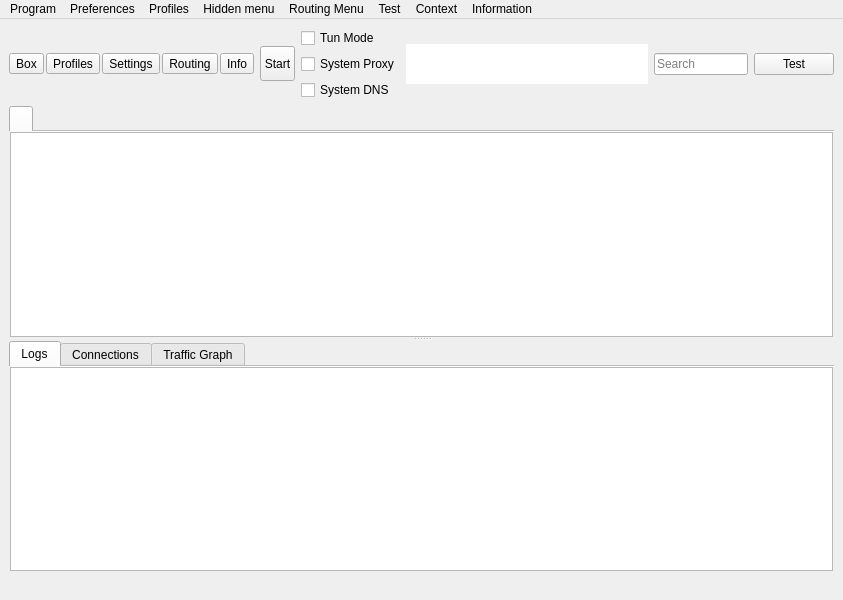
Above: src/nekobox/ui/mainwindow.ui from 1maxwarner/nekobox before the change. Below: the same form after it.
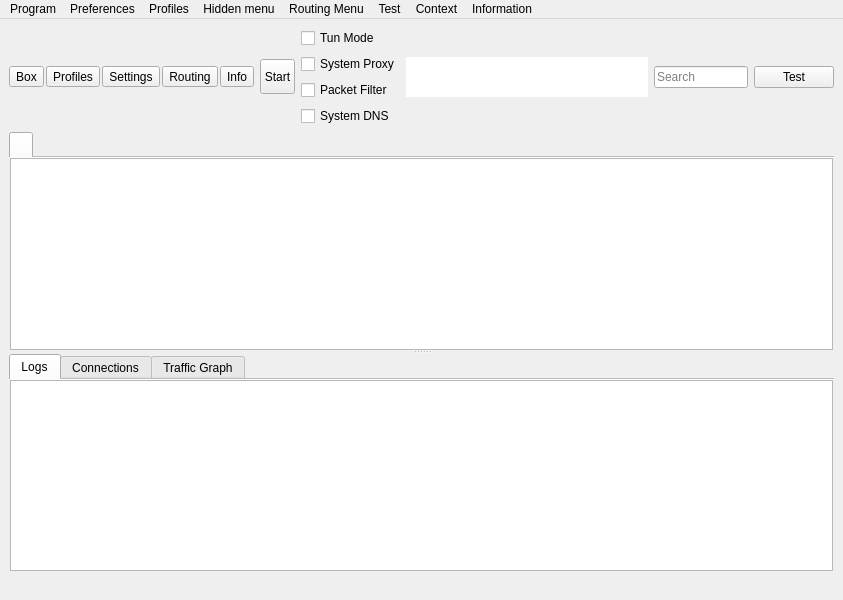
That is the form after the change. Icons and pictures are not drawn. Custom widgets are drawn as their Qt base class.

Commit message: feat: add Windows packet filter mode

What changed in the file:
```diff
--- a/src/nekobox/ui/mainwindow.ui
+++ b/src/nekobox/ui/mainwindow.ui
@@ -264,6 +264,19 @@
           </property>
          </widget>
         </item>
+        <item>
+         <widget class="QCheckBox" name="checkBox_PacketFilter">
+          <property name="sizePolicy">
+           <sizepolicy hsizetype="Minimum" vsizetype="Maximum">
+            <horstretch>0</horstretch>
+            <verstretch>0</verstretch>
+           </sizepolicy>
+          </property>
+          <property name="text">
+           <string>Packet Filter</string>
+          </property>
+         </widget>
+        </item>
         <item>
          <widget class="QCheckBox" name="system_dns">
           <property name="sizePolicy">
```
Left out of the diff: 11 changed lines with no effect on the pictures. The commit also changes 17 other files.
